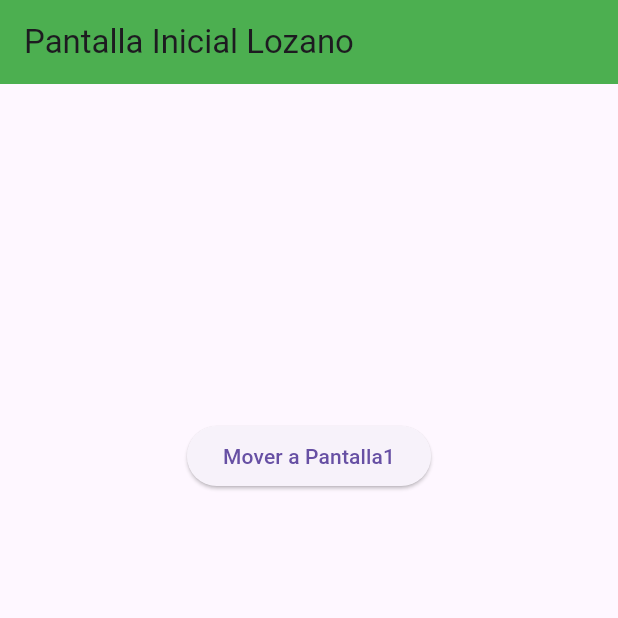
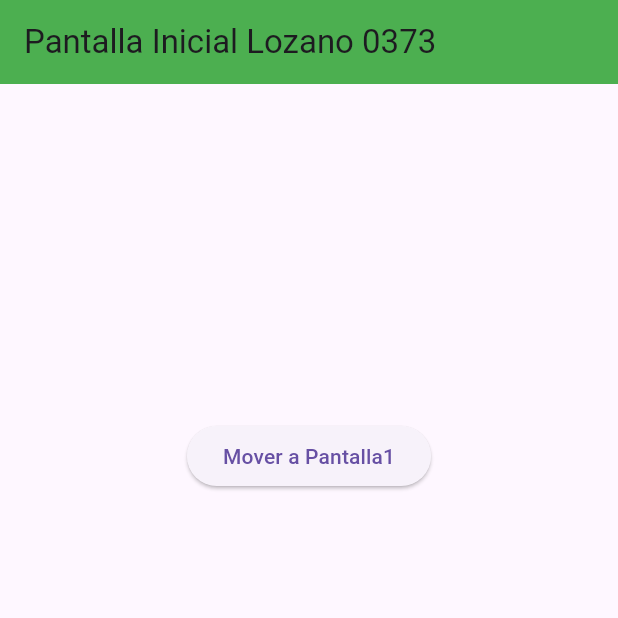
Before and after one commit to DylanLozanoAvelar/U2-A2-Lozano0373, a Flutter app: the screen it shows after launch, on a phone screen of 412 x 824 dp, the top half of it. Run offline on Flutter 3.47's test engine with Material 3 defaults, Android fonts, the phone set to English and light mode, and no system bars.

Commit message:
Update pantallainicial_0373.dart

```diff
--- a/lib/pantallainicial_0373.dart
+++ b/lib/pantallainicial_0373.dart
@@ -8,7 +8,7 @@ class PantallaInicial_0373 extends StatelessWidget {
   Widget build(BuildContext context) {
     return Scaffold(
       appBar: AppBar(
-        title: Text("Pantalla Inicial Lozano"),
+        title: Text("Pantalla Inicial Lozano 0373"),
         backgroundColor: Colors.green,
       ),
       body: Center(
```
